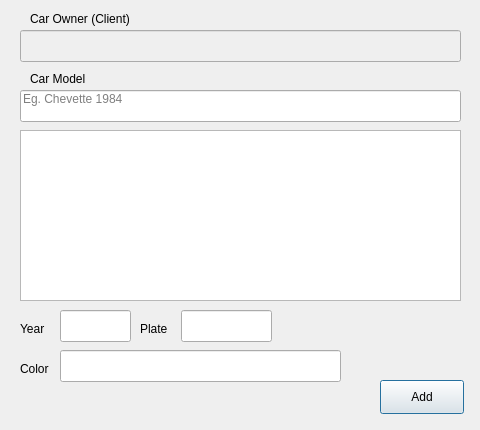
Before: the Qt Designer form Client_Add_Car.ui in bedi1982/Oficina, drawn with Qt 5.
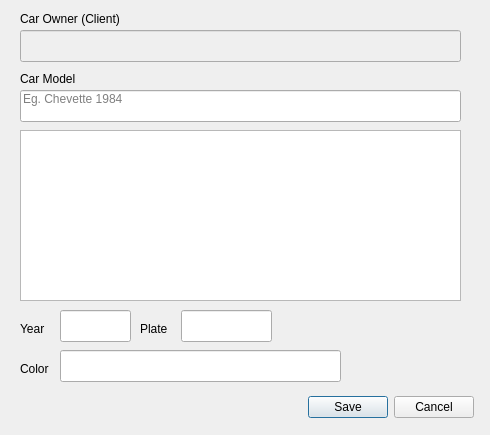
After: the same form once the commit is applied.

Commit message:
Changed the button type on all forms from QPushButton's -> QDialogButtonBox
Removed images from c++ src code and mapped them directly in the form

Improved search results when returning to the main window form from a
modal window

Improved forms, alignment, images, texts

Patch:
```diff
--- a/Client_Add_Car.ui
+++ b/Client_Add_Car.ui
@@ -6,20 +6,20 @@
    <rect>
     <x>0</x>
     <y>0</y>
-    <width>480</width>
-    <height>430</height>
+    <width>490</width>
+    <height>435</height>
    </rect>
   </property>
   <property name="minimumSize">
    <size>
-    <width>480</width>
-    <height>430</height>
+    <width>490</width>
+    <height>435</height>
    </size>
   </property>
   <property name="maximumSize">
    <size>
-    <width>480</width>
-    <height>430</height>
+    <width>490</width>
+    <height>435</height>
    </size>
   </property>
   <property name="windowTitle">
@@ -38,19 +38,6 @@
     <string/>
    </property>
   </widget>
-  <widget class="QPushButton" name="btn_Add">
-   <property name="geometry">
-    <rect>
-     <x>380</x>
-     <y>380</y>
-     <width>84</width>
-     <height>34</height>
-    </rect>
-   </property>
-   <property name="text">
-    <string>Add</string>
-   </property>
-  </widget>
   <widget class="QLabel" name="lbl_Feedback">
    <property name="geometry">
     <rect>
@@ -111,7 +98,7 @@
   <widget class="QLabel" name="lbl_Model">
    <property name="geometry">
     <rect>
-     <x>30</x>
+     <x>20</x>
      <y>70</y>
      <width>91</width>
      <height>18</height>
@@ -124,7 +111,7 @@
   <widget class="QLabel" name="lbl_Car_Owner">
    <property name="geometry">
     <rect>
-     <x>30</x>
+     <x>20</x>
      <y>10</y>
      <width>121</width>
      <height>18</height>
@@ -243,6 +230,19 @@
     <number>4</number>
    </property>
   </widget>
+  <widget class="QDialogButtonBox" name="btn_Client_Add_Car">
+   <property name="geometry">
+    <rect>
+     <x>300</x>
+     <y>390</y>
+     <width>174</width>
+     <height>34</height>
+    </rect>
+   </property>
+   <property name="standardButtons">
+    <set>QDialogButtonBox::Cancel|QDialogButtonBox::Save</set>
+   </property>
+  </widget>
  </widget>
  <tabstops>
   <tabstop>txt_Car_Model</tabstop>
```
Left out of the diff: 1 changed line with no effect on the pictures. The commit also changes 41 other files.
